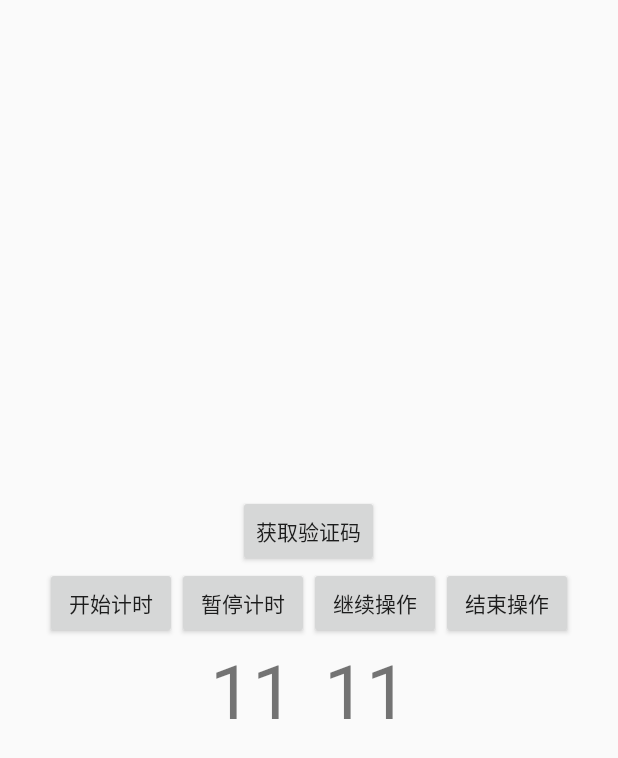
After one commit to MapleSunFLY/MyUiAssemble, an Android app: the TimeActivity screen opened directly, with no data from a screen before it, on a phone screen of 412 x 824 dp. The commit adds this screen. Shown: the top 758 px of the screen. Run offline under Robolectric (Android 15) with nearby library versions, the phone set to English and light mode, and no system bars.

Commit message:
[Add] 计时器

```diff
--- a/app/build.gradle
+++ b/app/build.gradle
@@ -27,6 +27,7 @@ android {
 
 dependencies {
     implementation fileTree(include: ['*.jar'], dir: 'libs')
+    implementation 'com.android.support.constraint:constraint-layout:1.1.3'
     testImplementation 'junit:junit:4.12'
     compile "com.android.support:multidex:${MULTIDEX_VERSION}"
 
--- a/app/src/main/AndroidManifest.xml
+++ b/app/src/main/AndroidManifest.xml
@@ -31,6 +31,7 @@
             android:name=".action.ActionActivity"
             android:configChanges="orientation|keyboardHidden|screenSize"
             android:screenOrientation="landscape" />
+        <activity android:name=".TimeActivity"></activity>
     </application>
 
 </manifest>
--- a/app/src/main/java/com/fly/myuiassemble/MainActivity.java
+++ b/app/src/main/java/com/fly/myuiassemble/MainActivity.java
@@ -75,6 +75,9 @@ public class MainActivity extends AppCompatActivity {
             case R.id.btnAction:
                 intent.setClass(MainActivity.this, ActionActivity.class);
                 break;
+            case R.id.btnTime:
+                intent.setClass(MainActivity.this, TimeActivity.class);
+                break;
             default:
                 Log.d("FLY", "onClick: " + view.getId());
                 return;
--- /dev/null
+++ b/app/src/main/java/com/fly/myuiassemble/TimeActivity.java
@@ -0,0 +1,77 @@
+package com.fly.myuiassemble;
+
+import android.support.v7.app.AppCompatActivity;
+import android.os.Bundle;
+import android.util.Log;
+import android.widget.Button;
+import android.widget.TextView;
+
+import com.fly.viewlibrary.time.CustomCountDownTimer;
+import com.fly.viewlibrary.time.DownTimer;
+
+import java.util.ArrayList;
+import java.util.Arrays;
+import java.util.List;
+
+public class TimeActivity extends AppCompatActivity {
+
+    private Button btnStart;
+    private Button btnPause;
+    private Button btnResume;
+    private Button btnCompleted;
+
+    private TextView tvDownTimer;
+    private TextView tvCountDownTimer;
+
+    private CustomCountDownTimer mCountDownTimer;
+
+    private DownTimer mDownTimer;
+
+    @Override
+    protected void onCreate(Bundle savedInstanceState) {
+        super.onCreate(savedInstanceState);
+        setContentView(R.layout.activity_time);
+
+        mCountDownTimer = new CustomCountDownTimer(this, findViewById(R.id.btnTime),
+                R.string.start_login_verification_num_again_get, R.string.start_login_verification_num_resend_count,
+                60000, 1000);
+
+
+        mDownTimer = new DownTimer(60000, 1000);
+        initView();
+        mDownTimer.setDownTimerhListener(new DownTimer.OnDownTimerhListener() {
+            @Override
+            public void onTick(long millis, long totalTime) {
+                tvDownTimer.setText(String.valueOf((totalTime - millis) / 1000L));
+                tvCountDownTimer.setText(String.valueOf(millis / 1000L));
+            }
+
+            @Override
+            public void onFinish() {
+
+            }
+        });
+
+    }
+
+    private void initView() {
+        findViewById(R.id.btnTime).setOnClickListener(v -> {
+            mCountDownTimer.start();
+        });
+        findViewById(R.id.btnStart).setOnClickListener(v -> {
+            mDownTimer.start();
+        });
+        findViewById(R.id.btnPause).setOnClickListener(v -> {
+            mDownTimer.pause();
+        });
+        findViewById(R.id.btnResume).setOnClickListener(v -> {
+            mDownTimer.resume();
+        });
+        findViewById(R.id.btnCompleted).setOnClickListener(v -> {
+            mDownTimer.completed();
+        });
+        tvDownTimer = findViewById(R.id.tvDownTimer);
+        tvCountDownTimer = findViewById(R.id.tvCountDownTimer);
+
+    }
+}
--- /dev/null
+++ b/app/src/main/res/layout/activity_time.xml
@@ -0,0 +1,65 @@
+<?xml version="1.0" encoding="utf-8"?>
+<LinearLayout xmlns:android="http://schemas.android.com/apk/res/android"
+    xmlns:app="http://schemas.android.com/apk/res-auto"
+    xmlns:tools="http://schemas.android.com/tools"
+    android:layout_width="match_parent"
+    android:layout_height="match_parent"
+    android:gravity="center"
+    android:orientation="vertical"
+    tools:context="com.fly.myuiassemble.TimeActivity">
+
+    <Button
+        android:id="@+id/btnTime"
+        android:layout_width="wrap_content"
+        android:layout_height="wrap_content"
+        android:text="获取验证码" />
+
+    <LinearLayout
+        android:layout_width="wrap_content"
+        android:layout_height="wrap_content"
+        android:orientation="horizontal">
+
+        <Button
+            android:id="@+id/btnStart"
+            android:layout_width="wrap_content"
+            android:layout_height="wrap_content"
+            android:text="开始计时" />
+
+        <Button
+            android:id="@+id/btnPause"
+            android:layout_width="wrap_content"
+            android:layout_height="wrap_content"
+            android:text="暂停计时" />
+
+        <Button
+            android:id="@+id/btnResume"
+            android:layout_width="wrap_content"
+            android:layout_height="wrap_content"
+            android:text="继续操作" />
+        <Button
+            android:id="@+id/btnCompleted"
+            android:layout_width="wrap_content"
+            android:layout_height="wrap_content"
+            android:text="结束操作" />
+
+    </LinearLayout>
+
+
+    <LinearLayout
+        android:layout_width="wrap_content"
+        android:layout_height="wrap_content">
+        <TextView
+            android:id="@+id/tvDownTimer"
+            android:layout_width="wrap_content"
+            android:layout_height="wrap_content"
+            android:layout_marginRight="20dp"
+            android:text="11"
+            android:textSize="50dp"/>
+        <TextView
+            android:id="@+id/tvCountDownTimer"
+            android:layout_width="wrap_content"
+            android:layout_height="wrap_content"
+            android:text="11"
+            android:textSize="50dp"/>
+    </LinearLayout>
+</LinearLayout>
--- a/app/src/main/res/values/strings.xml
+++ b/app/src/main/res/values/strings.xml
@@ -6,4 +6,7 @@
     <string name="main_tab_doctor_text">咨询医生</string>
     <string name="main_tab_record_text">记录数据</string>
     <string name="main_tab_porgramme_text">康复方案</string>
+
+    <string name="start_login_verification_num_again_get">重新获取</string>
+    <string name="start_login_verification_num_resend_count">%1$s s</string>
 </resources>
--- /dev/null
+++ b/viewlibrary/src/main/java/com/fly/viewlibrary/time/CustomCountDownTimer.java
@@ -0,0 +1,83 @@
+package com.fly.viewlibrary.time;
+
+import android.app.Activity;
+import android.os.CountDownTimer;
+import android.support.annotation.ColorRes;
+import android.widget.TextView;
+
+import com.fly.viewlibrary.R;
+
+/**
+ * <pre>
+ *           .----.
+ *        _.'__    `.
+ *    .--(Q)(OK)---/$\
+ *  .' @          /$$$\
+ *  :         ,   $$$$$
+ *   `-..__.-' _.-\$/
+ *         `;_:    `"'
+ *       .'"""""`.
+ *      /,  FLY  ,\
+ *     //         \\
+ *     `-._______.-'
+ *     ___`. | .'___
+ *    (______|______)
+ * </pre>
+ * 包    名 : com.shangyi.android.commonlibrary.widget
+ * 作    者 : FLY
+ * 创建时间 : 2018/10/29
+ * 描述: 自定义倒计时
+ */
+public class CustomCountDownTimer extends CountDownTimer {
+
+
+    private TextView mTv;
+    private Activity activity;
+    private int mResFinishId;
+    private int mResTickId;
+    private boolean isEnabled;
+    private int startColor;
+    private int endColor;
+    private OnFinishListener onFinishListener;
+
+    public CustomCountDownTimer(Activity act, TextView tt, int resFinishId, int resTickId, long millisInFuture, long countDownInterval) {
+        this(act, tt, resFinishId, resTickId, millisInFuture, countDownInterval, false, R.color.common_666666_color, R.color.common_999999_color);
+    }
+
+    public CustomCountDownTimer(Activity act, TextView tt, int resFinishId, int resTickId, long millisInFuture,
+                                long countDownInterval, boolean isEnabled, @ColorRes int startColor, @ColorRes int endColor) {
+        super(millisInFuture, countDownInterval);
+        this.mTv = tt;
+        this.activity = act;
+        this.mResFinishId = resFinishId;
+        this.mResTickId = resTickId;
+        this.isEnabled = isEnabled;
+        this.startColor = startColor;
+        this.endColor = endColor;
+    }
+
+    public void setOnFinishListener(OnFinishListener onFinishListener) {
+        this.onFinishListener = onFinishListener;
+    }
+
+    @Override
+    public void onFinish() {
+        mTv.setEnabled(true);
+        mTv.setText(mResFinishId);
+        mTv.setTextColor(mTv.getResources().getColor(startColor));
+        if (onFinishListener != null) onFinishListener.onFinish();
+    }
+
+
+    @Override
+    public void onTick(long millisUntilFinished) {
+        mTv.setEnabled(isEnabled);
+        mTv.setTextColor(mTv.getResources().getColor(endColor));
+        mTv.setText(activity.getString(mResTickId, millisUntilFinished / 1000 + ""));
+    }
+
+
+    public interface OnFinishListener {
+        void onFinish();
+    }
+}
--- /dev/null
+++ b/viewlibrary/src/main/java/com/fly/viewlibrary/time/DownTimer.java
@@ -0,0 +1,149 @@
+package com.fly.viewlibrary.time;
+
+import android.os.CountDownTimer;
+import android.os.Handler;
+import android.os.Message;
+import android.os.SystemClock;
+
+/**
+ * 包    名 : com.fly.viewlibrary.time
+ * 作    者 : FLY
+ * 创建时间 : 2019/10/30
+ * 描述: 定时器
+ */
+public class DownTimer {
+
+    private static final int MSG = 1;
+
+    /**
+     * Millis since epoch when alarm should stop.
+     */
+    private final long mMillisInFuture;
+
+    /**
+     * The interval in millis that the user receives callbacks
+     */
+    private final long mCountdownInterval;
+
+    private long mStopTimeInFuture;
+
+    private long mThisTime;
+
+    /**
+     * boolean representing if the timer was cancelled
+     */
+    private boolean mCancelled = false;
+
+    private OnDownTimerhListener listener;
+
+    /**
+     * @param millisInFuture    The number of millis in the future from the call
+     *                          to {@link #start()} until the countdown is done and {@link #onFinish()}
+     *                          is called.
+     * @param countDownInterval The interval along the way to receive
+     *                          {@link #onTick(long)} callbacks.
+     */
+    public DownTimer(long millisInFuture, long countDownInterval) {
+        mMillisInFuture = millisInFuture;
+        mCountdownInterval = countDownInterval;
+    }
+
+    /**
+     * Completed the countdown.
+     */
+    public synchronized final void completed() {
+        mCancelled = true;
+        mHandler.removeMessages(MSG);
+        onFinish();
+    }
+
+    /**
+     * Pause the countdown.
+     */
+    public synchronized final void pause() {
+        mCancelled = true;
+        mHandler.removeMessages(MSG);
+    }
+
+    /**
+     * Start the countdown.
+     */
+    public synchronized final DownTimer start() {
+        mCancelled = false;
+        if (mMillisInFuture <= 0) {
+            onFinish();
+            return this;
+        }
+        mStopTimeInFuture = SystemClock.elapsedRealtime() + mMillisInFuture;
+        mHandler.sendMessage(mHandler.obtainMessage(MSG));
+        return this;
+    }
+
+    /**
+     * Resume the countdown.
+     */
+    public synchronized final DownTimer resume() {
+        mCancelled = false;
+        if (mMillisInFuture <= 0) {
+            onFinish();
+            return this;
+        }
+        mStopTimeInFuture = SystemClock.elapsedRealtime() + mThisTime;
+        mHandler.sendMessage(mHandler.obtainMessage(MSG));
+        return this;
+    }
+
+    private Handler mHandler = new Handler() {
+
+        @Override
+        public void handleMessage(Message msg) {
+
+            synchronized (DownTimer.this) {
+                if (mCancelled) {
+                    return;
+                }
+
+                final long millisLeft = mStopTimeInFuture - SystemClock.elapsedRealtime();
+
+                if (millisLeft <= 0) {
+                    onFinish();
+                } else {
+                    long lastTickStart = SystemClock.elapsedRealtime();
+                    onTick(millisLeft);
+                    long lastTickDuration = SystemClock.elapsedRealtime() - lastTickStart;
+                    long delay;
+                    if (millisLeft < mCountdownInterval) {
+                        delay = millisLeft - lastTickDuration;
+                        if (delay < 0) delay = 0;
+                    } else {
+                        delay = mCountdownInterval - lastTickDuration;
+                        while (delay < 0) delay += mCountdownInterval;
+                    }
+
+                    sendMessageDelayed(obtainMessage(MSG), delay);
+                }
+            }
+        }
+    };
+
+
+    public void onTick(long millisUntilFinished) {
+        mThisTime = millisUntilFinished;
+        if (listener != null) listener.onTick(millisUntilFinished, mMillisInFuture);
+    }
+
+    public void onFinish() {
+        if (listener != null) listener.onFinish();
+    }
+
+    public void setDownTimerhListener(OnDownTimerhListener listener) {
+        this.listener = listener;
+    }
+
+    public interface OnDownTimerhListener {
+
+        void onTick(long millisUntilFinished, long totalTime);
+
+        void onFinish();
+    }
+}
--- /dev/null
+++ b/viewlibrary/src/main/res/values/colors.xml
@@ -0,0 +1,5 @@
+<?xml version="1.0" encoding="utf-8"?>
+<resources>
+    <color name="common_666666_color">#666666</color>
+    <color name="common_999999_color">#999999</color>
+</resources>
```
Also changed, not shown: app/src/main/res/layout/activity_main.xml (+7 -0 lines).
